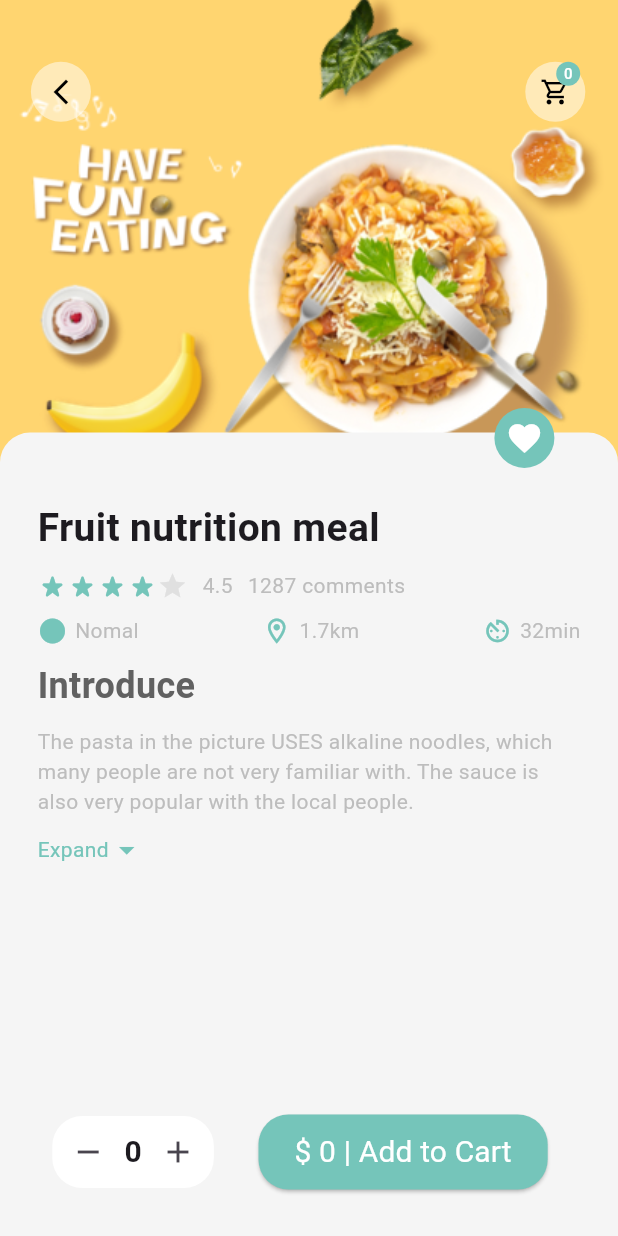
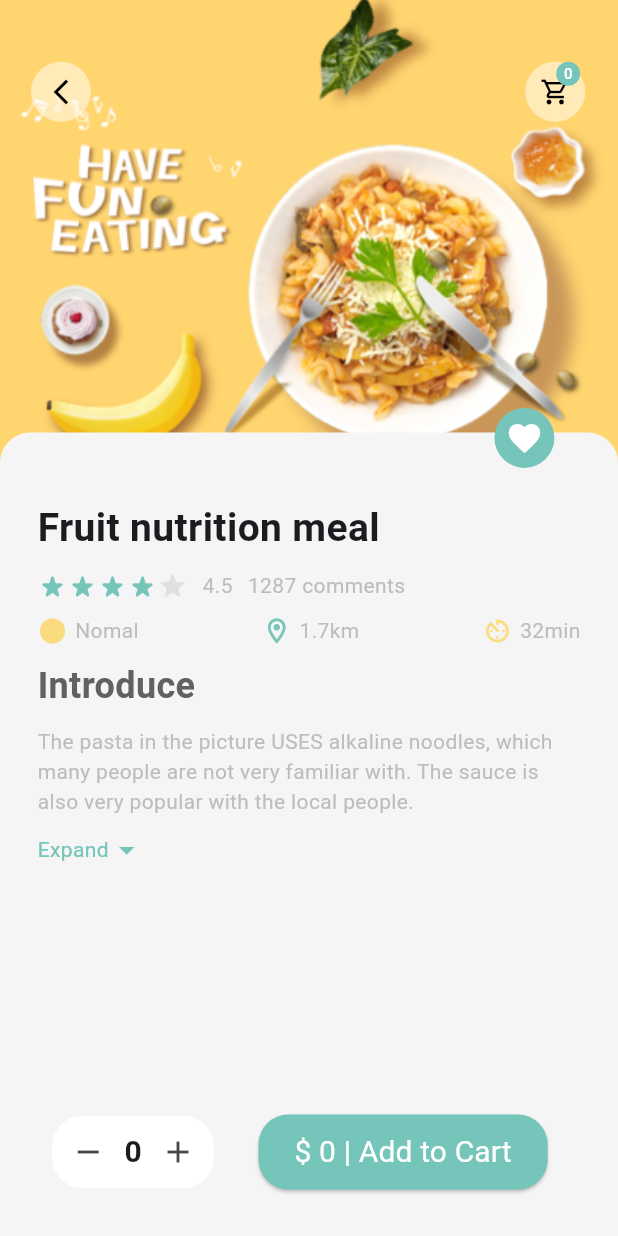
Before and after one commit to wryBank/flutter_np, a Flutter app: the screen it shows after launch, on a phone screen of 412 x 824 dp. Run offline on Flutter 3.47's test engine with Material 3 defaults, Android fonts, the phone set to English and light mode, and no system bars; our stand-ins replace flutter_bloc.

Commit message:
change color icon

```diff
--- a/lib/food_detail.dart
+++ b/lib/food_detail.dart
@@ -102,9 +102,9 @@ class FoodDetailPage extends StatelessWidget {
                           Container(
                             child: Row(
                               children: [
-                                const Icon(
+                                Icon(
                                   Icons.circle,
-                                  color: Color(0xFF75c5ba),
+                                  color: Colors.amber.withOpacity(0.5),
                                   size: 20,
                                 ),
                                 const SizedBox(width: 5),
@@ -138,9 +138,9 @@ class FoodDetailPage extends StatelessWidget {
                           Container(
                             child: Row(
                               children: [
-                                const Icon(
+                                Icon(
                                   Icons.av_timer_outlined,
-                                  color: Color(0xFF75c5ba),
+                                  color: Colors.amber.withOpacity(0.5),
                                   size: 20,
                                 ),
                                 const SizedBox(width: 5),
```
